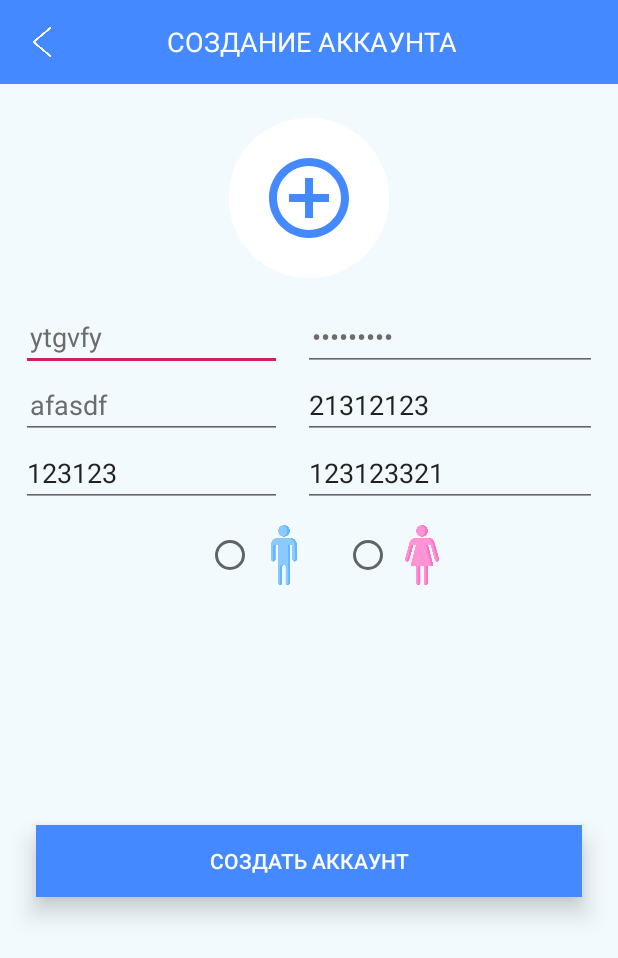
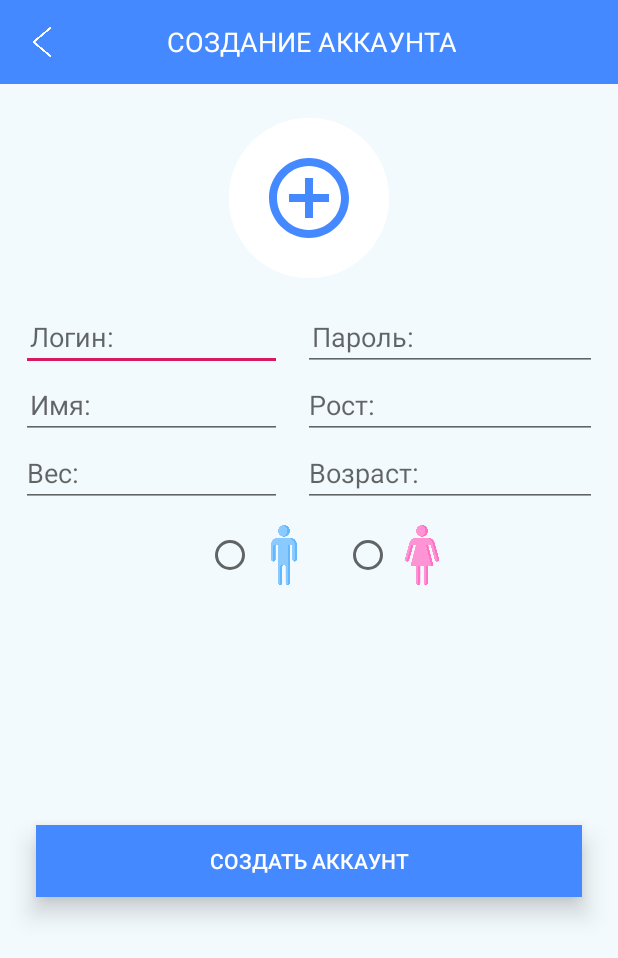
Before and after one commit to chernikov-fedya/fitness-progect-final, an Android app: the MainActivityRegistr screen opened directly, with no data from a screen before it, on a phone screen of 412 x 824 dp. Shown: the top 958 px of the screen. Run offline under Robolectric (Android 15) with nearby library versions, the phone set to English and light mode, and no system bars.

```diff
--- a/app/src/main/res/layout/activity_light_registr.xml
+++ b/app/src/main/res/layout/activity_light_registr.xml
@@ -37,7 +37,6 @@
             android:layout_height="wrap_content">
 
             <EditText
-                android:text="ytgvfy"
                 android:id="@+id/login"
                 android:layout_gravity="fill"
                 android:layout_width="174dp"
@@ -49,7 +48,6 @@
                 android:textColor="#6C6C6C" />
 
             <EditText
-                android:text="adfadfsdf"
                 android:id="@+id/password"
                 android:layout_gravity="fill"
                 android:layout_width="174dp"
@@ -63,7 +61,6 @@
                 android:inputType="textPassword"/>
 
             <EditText
-                android:text="afasdf"
                 android:id="@+id/name"
                 android:layout_gravity="fill"
                 android:layout_width="174dp"
@@ -74,7 +71,6 @@
                 android:textColor="#6C6C6C" />
 
             <EditText
-                android:text="21312123"
                 android:id="@+id/height"
                 android:layout_gravity="fill"
                 android:layout_marginStart="14dp"
@@ -85,7 +81,6 @@
                 android:inputType="number"/>
 
             <EditText
-                android:text="123123"
                 android:layout_gravity="fill"
                 android:id="@+id/weight"
                 android:layout_marginStart="14dp"
@@ -95,7 +90,6 @@
                 android:inputType="number"/>
 
             <EditText
-                android:text="123123321"
                 android:layout_gravity="fill"
                 android:id="@+id/age"
                 android:layout_width="wrap_content"
--- a/app/src/main/res/xml/preference.xml
+++ b/app/src/main/res/xml/preference.xml
@@ -47,5 +47,11 @@
             android:summary="wef"
             >
         </EditTextPreference>
+        <EditTextPreference
+            android:key="key_log"
+            android:summary=" "/>
+        <EditTextPreference
+            android:key="key_pass"
+            android:summary=" "/>
    </PreferenceCategory>
 </PreferenceScreen>
```
Also changed, not shown: app/src/main/java/com/example/myapplication/PreferenceProfileFragment.kt (+15 -9 lines).
